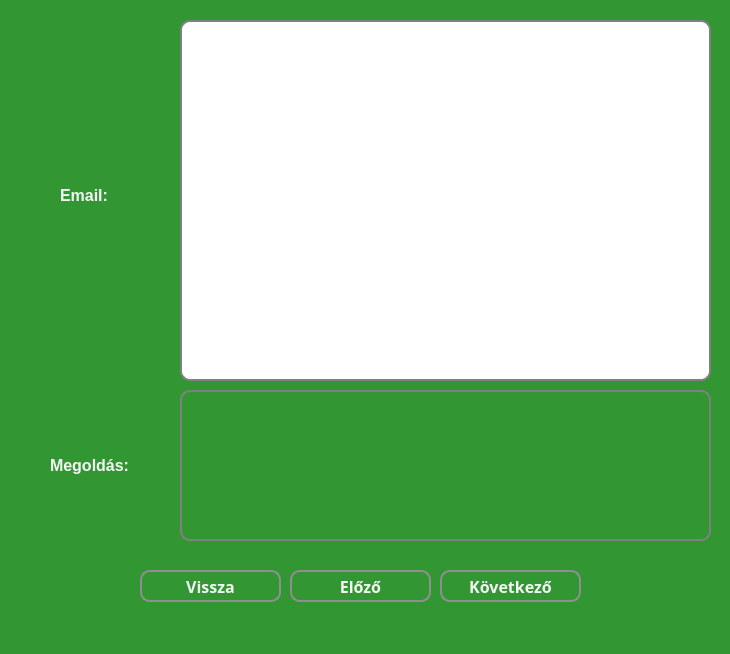
Above: src/main/resources/ui/green/greenSolutionScreenForEmail.ui from pkristof1999/Szakdolgozat before the change. Below: the same form after it.
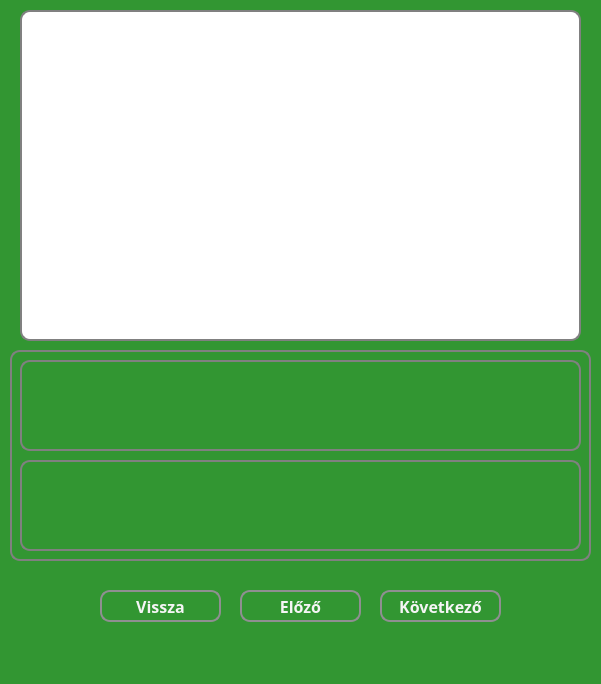
That is the form after the change.

Commit message: Megoldókulcs kinézetének megváltoztatása

Diff of the .ui file:
```diff
--- a/src/main/resources/ui/green/greenSolutionScreenForEmail.ui
+++ b/src/main/resources/ui/green/greenSolutionScreenForEmail.ui
@@ -6,8 +6,8 @@
    <rect>
     <x>0</x>
     <y>0</y>
-    <width>730</width>
-    <height>654</height>
+    <width>601</width>
+    <height>684</height>
    </rect>
   </property>
   <property name="windowTitle">
@@ -24,10 +24,10 @@
    <widget class="QWidget" name="widget" native="true">
     <property name="geometry">
      <rect>
-      <x>-10</x>
+      <x>0</x>
       <y>0</y>
-      <width>741</width>
-      <height>621</height>
+      <width>601</width>
+      <height>651</height>
      </rect>
     </property>
     <property name="styleSheet">
@@ -40,9 +40,9 @@
     <widget class="QPushButton" name="nextButton">
      <property name="geometry">
       <rect>
-       <x>450</x>
-       <y>570</y>
-       <width>141</width>
+       <x>380</x>
+       <y>590</y>
+       <width>121</width>
        <height>32</height>
       </rect>
      </property>
@@ -76,10 +76,10 @@
      </property>
      <property name="geometry">
       <rect>
-       <x>190</x>
-       <y>20</y>
-       <width>531</width>
-       <height>361</height>
+       <x>20</x>
+       <y>10</y>
+       <width>561</width>
+       <height>331</height>
       </rect>
      </property>
      <property name="font">
@@ -120,9 +120,9 @@
     <widget class="QPushButton" name="backButton">
      <property name="geometry">
       <rect>
-       <x>150</x>
-       <y>570</y>
-       <width>141</width>
+       <x>100</x>
+       <y>590</y>
+       <width>121</width>
        <height>32</height>
       </rect>
      </property>
@@ -153,9 +153,9 @@
     <widget class="QPushButton" name="previousButton">
      <property name="geometry">
       <rect>
-       <x>300</x>
-       <y>570</y>
-       <width>141</width>
+       <x>240</x>
+       <y>590</y>
+       <width>121</width>
        <height>32</height>
       </rect>
      </property>
@@ -183,40 +183,50 @@
       <string>Előző</string>
      </property>
     </widget>
-    <widget class="QLabel" name="questionLabel">
+    <widget class="QLabel" name="answerBox">
+     <property name="enabled">
+      <bool>true</bool>
+     </property>
      <property name="geometry">
       <rect>
-       <x>70</x>
-       <y>160</y>
-       <width>101</width>
-       <height>71</height>
+       <x>10</x>
+       <y>350</y>
+       <width>581</width>
+       <height>211</height>
       </rect>
      </property>
+     <property name="font">
+      <font>
+       <family>Corbel</family>
+       <pointsize>12</pointsize>
+       <bold>true</bold>
+      </font>
+     </property>
+     <property name="layoutDirection">
+      <enum>Qt::LeftToRight</enum>
+     </property>
      <property name="styleSheet">
       <string notr="true">* {
-	color: whitesmoke;
+	border: 2px solid grey;
+	border-radius: 10px;
+	font-size: 12pt;
+	color: grey;
 }</string>
      </property>
+     <property name="frameShape">
+      <enum>QFrame::NoFrame</enum>
+     </property>
      <property name="text">
-      <string>Email:</string>
+      <string/>
      </property>
-    </widget>
-    <widget class="QLabel" name="answerLabel">
-     <property name="geometry">
-      <rect>
-       <x>60</x>
-       <y>430</y>
-       <width>101</width>
-       <height>71</height>
-      </rect>
+     <property name="textFormat">
+      <enum>Qt::PlainText</enum>
      </property>
-     <property name="styleSheet">
-      <string notr="true">* {
-	color: whitesmoke;
-}</string>
+     <property name="scaledContents">
+      <bool>true</bool>
      </property>
-     <property name="text">
-      <string>Megoldás:</string>
+     <property name="alignment">
+      <set>Qt::AlignCenter</set>
      </property>
     </widget>
     <widget class="QLabel" name="answerField">
@@ -225,10 +235,56 @@
      </property>
      <property name="geometry">
       <rect>
-       <x>190</x>
-       <y>390</y>
-       <width>531</width>
-       <height>151</height>
+       <x>20</x>
+       <y>360</y>
+       <width>561</width>
+       <height>91</height>
+      </rect>
+     </property>
+     <property name="font">
+      <font>
+       <family>Corbel</family>
+       <pointsize>12</pointsize>
+       <bold>true</bold>
+      </font>
+     </property>
+     <property name="layoutDirection">
+      <enum>Qt::LeftToRight</enum>
+     </property>
+     <property name="styleSheet">
+      <string notr="true">* {
+	border: 2px solid grey;
+	border-radius: 10px;
+	font-size: 12pt;
+	color: whitesmoke;
+}</string>
+     </property>
+     <property name="frameShape">
+      <enum>QFrame::NoFrame</enum>
+     </property>
+     <property name="text">
+      <string/>
+     </property>
+     <property name="textFormat">
+      <enum>Qt::PlainText</enum>
+     </property>
+     <property name="scaledContents">
+      <bool>true</bool>
+     </property>
+     <property name="alignment">
+      <set>Qt::AlignCenter</set>
+     </property>
+    </widget>
+    <widget class="QLabel" name="userAnswerField">
+     <property name="enabled">
+      <bool>true</bool>
+     </property>
+     <property name="geometry">
+      <rect>
+       <x>20</x>
+       <y>460</y>
+       <width>561</width>
+       <height>91</height>
       </rect>
      </property>
      <property name="font">
```
The commit also changes 28 other files.
